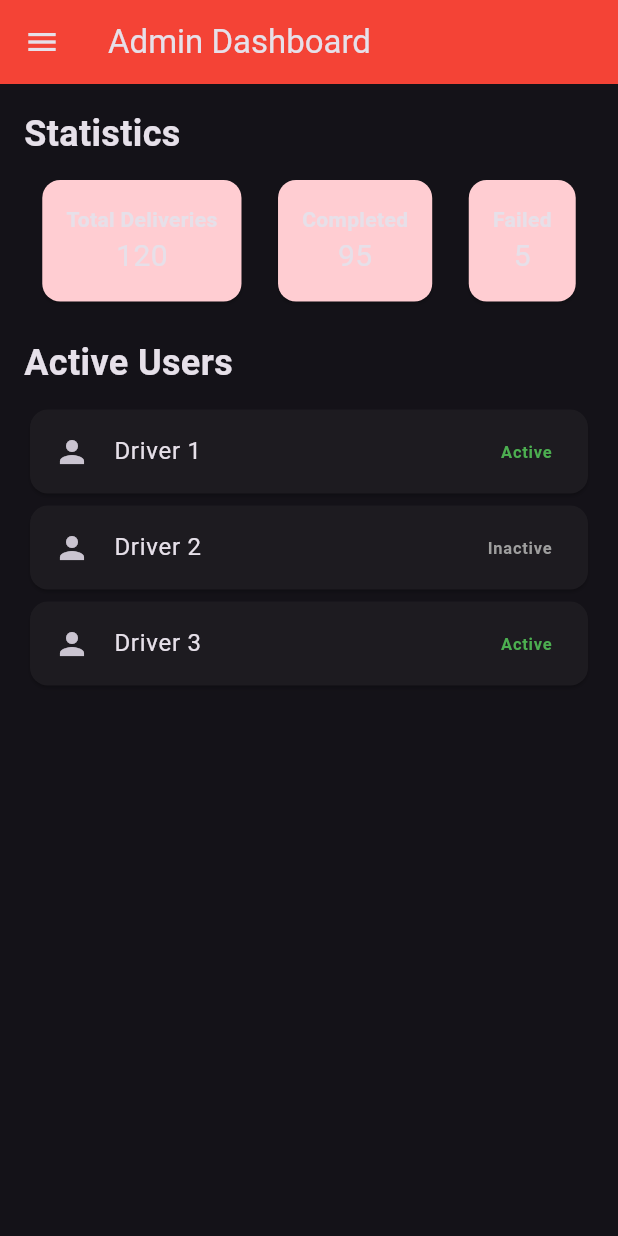
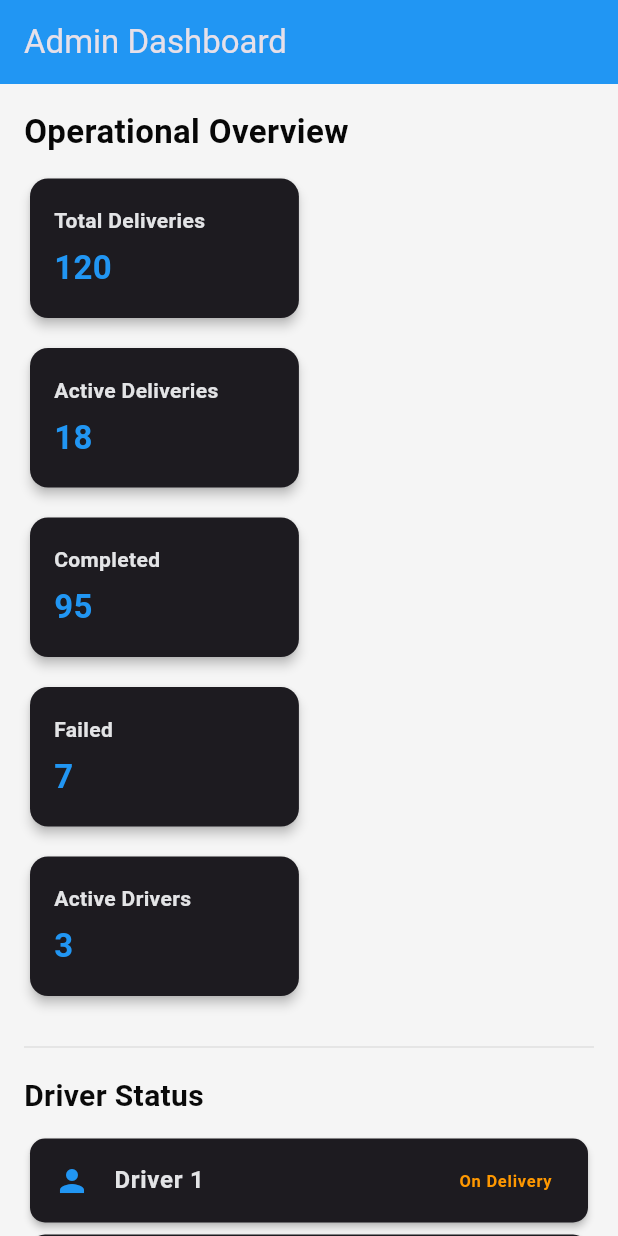
Before and after one commit to Zeina03Mohammed/optimile, a Flutter app: the AdminDashboard screen opened directly, on a phone screen of 412 x 824 dp. Run offline on Flutter 3.47's test engine with Material 3 defaults, Android fonts, the phone set to English and light mode, and no system bars; our stand-ins replace flutter_map, geolocator, latlong2.

Commit message:
admin
admin

```diff
--- a/flutter_application_1/lib/admin.dart
+++ b/flutter_application_1/lib/admin.dart
@@ -1,121 +1,207 @@
 import 'package:flutter/material.dart';
-
-// Fake data for demo purposes
-List<Map<String, String>> users = [
-  {'name': 'Driver 1', 'status': 'Active'},
-  {'name': 'Driver 2', 'status': 'Inactive'},
-  {'name': 'Driver 3', 'status': 'Active'},
-];
-
-Map<String, int> statistics = {
-  'Total Deliveries': 120,
-  'Completed': 95,
-  'Failed': 5,
-};
 
 class AdminDashboard extends StatelessWidget {
   const AdminDashboard({super.key});
 
   @override
   Widget build(BuildContext context) {
+    Map<String, int> statistics = {
+      'Total Deliveries': 120,
+      'Active Deliveries': 18,
+      'Completed': 95,
+      'Failed': 7,
+      'Active Drivers': 3,
+    };
+
+    List<Map<String, String>> drivers = [
+      {'name': 'Driver 1', 'status': 'On Delivery'},
+      {'name': 'Driver 2', 'status': 'Active'},
+      {'name': 'Driver 3', 'status': 'Offline'},
+    ];
+
+    Color getStatusColor(String status) {
+      switch (status) {
+        case 'On Delivery':
+          return Colors.orange;
+        case 'Active':
+          return Colors.green;
+        default:
+          return Colors.grey;
+      }
+    }
+
+    const primaryBlue = Color(0xFF2196F3);
+    const darkText = Color.fromARGB(255, 227, 228, 230);
+
     return Scaffold(
       appBar: AppBar(
         title: const Text('Admin Dashboard'),
-        backgroundColor: Colors.red,
+        backgroundColor: primaryBlue,
+        surfaceTintColor: Colors.transparent,
       ),
-      drawer: Drawer(
-        child: ListView(
-          padding: EdgeInsets.zero,
-          children: [
-            const DrawerHeader(
-              decoration: BoxDecoration(
-                color: Colors.red,
-              ),
-              child: Text(
-                'Admin Menu',
-                style: TextStyle(color: Colors.white, fontSize: 24),
-              ),
-            ),
-            ListTile(
-              leading: const Icon(Icons.home),
-              title: const Text('Dashboard'),
-              onTap: () {
-                Navigator.pop(context);
-              },
-            ),
-            ListTile(
-              leading: const Icon(Icons.settings),
-              title: const Text('Settings'),
-              onTap: () {
-                Navigator.pop(context);
-              },
-            ),
-          ],
-        ),
-      ),
-      body: Padding(
+      backgroundColor: Colors.grey.shade100,
+      body: SingleChildScrollView(
         padding: const EdgeInsets.all(16),
         child: Column(
           crossAxisAlignment: CrossAxisAlignment.start,
           children: [
             const Text(
-              'Statistics',
-              style: TextStyle(fontSize: 24, fontWeight: FontWeight.bold),
+              'Operational Overview',
+              style: TextStyle(
+                fontSize: 22,
+                fontWeight: FontWeight.bold,
+                color: Color.fromARGB(255, 7, 7, 7),
               ),
-            const SizedBox(height: 10),
-            Row(
-              mainAxisAlignment: MainAxisAlignment.spaceAround,
-              children: statistics.entries
-                  .map(
-                    (entry) => Card(
-                      color: Colors.red[100],
+            ),
+            const SizedBox(height: 12),
+
+            // Stats Grid
+            Wrap(
+              spacing: 12,
+              runSpacing: 12,
+              children: statistics.entries.map((entry) {
+                return Container(
+                  width: MediaQuery.of(context).size.width / 2.2,
+                  child: Card(
+                    elevation: 3,
+                    shape: RoundedRectangleBorder(
+                      borderRadius: BorderRadius.circular(12),
+                    ),
                     child: Padding(
-                        padding: const EdgeInsets.all(16),
+                      padding: const EdgeInsets.symmetric(
+                        horizontal: 16,
+                        vertical: 18,
+                      ),
                       child: Column(
+                        crossAxisAlignment: CrossAxisAlignment.start,
                         children: [
                           Text(
                             entry.key,
                             style: const TextStyle(
-                                  fontWeight: FontWeight.bold),
+                              fontWeight: FontWeight.bold,
+                              fontSize: 14,
+                              color: darkText,
                             ),
+                          ),
+                          const SizedBox(height: 6),
                           Text(
                             entry.value.toString(),
-                              style: const TextStyle(fontSize: 20),
+                            style: const TextStyle(
+                              fontSize: 22,
+                              fontWeight: FontWeight.bold,
+                              color: primaryBlue,
+                            ),
                           ),
                         ],
                       ),
                     ),
                   ),
-                  )
-                  .toList(),
+                );
+              }).toList(),
             ),
-            const SizedBox(height: 20),
+
+            const SizedBox(height: 22),
+            Divider(color: Colors.grey.shade300),
+            const SizedBox(height: 10),
+
+            // Drivers Panel
             const Text(
-              'Active Users',
-              style: TextStyle(fontSize: 24, fontWeight: FontWeight.bold),
+              'Driver Status',
+              style: TextStyle(
+                fontSize: 20,
+                fontWeight: FontWeight.bold,
+                color: Color.fromARGB(255, 10, 10, 10),
+              ),
             ),
             const SizedBox(height: 10),
-            Expanded(
-              child: ListView.builder(
-                itemCount: users.length,
+
+            ListView.builder(
+              shrinkWrap: true,
+              physics: const NeverScrollableScrollPhysics(),
+              itemCount: drivers.length,
               itemBuilder: (context, index) {
-                  var user = users[index];
+                var d = drivers[index];
                 return Card(
+                  elevation: 2,
+                  shape: RoundedRectangleBorder(
+                    borderRadius: BorderRadius.circular(10),
+                  ),
                   child: ListTile(
-                      leading: const Icon(Icons.person),
-                      title: Text(user['name']!),
+                    leading: Icon(Icons.person, color: primaryBlue),
+                    title: Text(
+                      d['name']!,
+                      style: const TextStyle(
+                        fontWeight: FontWeight.bold,
+                        color: darkText,
+                      ),
+                    ),
                     trailing: Text(
-                        user['status']!,
+                      d['status']!,
                       style: TextStyle(
-                          color: user['status'] == 'Active'
-                              ? Colors.green
-                              : Colors.grey,
+                        color: getStatusColor(d['status']!),
                         fontWeight: FontWeight.bold,
                       ),
                     ),
                   ),
                 );
               },
+            ),
+
+            const SizedBox(height: 22),
+            Divider(color: Colors.grey.shade300),
+            const SizedBox(height: 10),
+
+            // Analytics Preview
+            const Text(
+              'Analytics (Preview)',
+              style: TextStyle(
+                fontSize: 20,
+                fontWeight: FontWeight.bold,
+                color: Color.fromARGB(255, 11, 11, 11),
+              ),
+            ),
+            const SizedBox(height: 8),
+            Card(
+              elevation: 2,
+              shape: RoundedRectangleBorder(
+                borderRadius: BorderRadius.circular(12),
+              ),
+              child: Padding(
+                padding: const EdgeInsets.all(16),
+                child: Column(
+                  crossAxisAlignment: CrossAxisAlignment.start,
+                  children: const [
+                    Text('• Peak delivery hours: 2 PM – 6 PM'),
+                    Text('• Fastest zone: Nasr City'),
+                    Text('• Delays mainly in: Downtown'),
+                  ],
+                ),
+              ),
+            ),
+
+            const SizedBox(height: 22),
+
+            // Map Placeholder
+            const Text(
+              'Live Tracking',
+              style: TextStyle(
+                fontSize: 20,
+                fontWeight: FontWeight.bold,
+                color: Color.fromARGB(255, 0, 0, 0),
+              ),
+            ),
+            const SizedBox(height: 8),
+            Container(
+              height: 160,
+              decoration: BoxDecoration(
+                borderRadius: BorderRadius.circular(12),
+                color: Colors.grey.shade400,
+              ),
+              child: const Center(
+                child: Text(
+                  'Map Placeholder',
+                  style: TextStyle(fontWeight: FontWeight.bold),
+                ),
               ),
             ),
           ],
--- a/flutter_application_1/lib/driver.dart
+++ b/flutter_application_1/lib/driver.dart
@@ -155,7 +155,7 @@ class _DriverMapTabState extends State<DriverMapTab> {
     }
 
     if (destination == null) {
-      destination = await geocodeWithGoogle(stopName!);
+      destination = await geocodeWithGoogle(stopName);
       if (destination == null) {
         _showError("Place not found");
         return;
--- a/flutter_application_1/lib/login&signup.dart
+++ b/flutter_application_1/lib/login&signup.dart
@@ -1,5 +1,4 @@
 import 'package:flutter/material.dart';
-import 'admin.dart';
 
 // Fake user database
 Map<String, String> users = {
--- a/flutter_application_1/lib/main.dart
+++ b/flutter_application_1/lib/main.dart
@@ -1,5 +1,5 @@
 import 'package:flutter/material.dart';
-import 'driver.dart';
+import 'admin.dart';
 
 void main() {
   runApp(const MyApp());
@@ -14,7 +14,7 @@ class MyApp extends StatelessWidget {
       debugShowCheckedModeBanner: false,
       title: 'Driver Dashboard',
       theme: ThemeData.dark(useMaterial3: true),
-      home: const DriverMapTab(),
+      home: const AdminDashboard(),
     );
   }
 }
```
Lines whose indentation alone changed are shown as unchanged.
